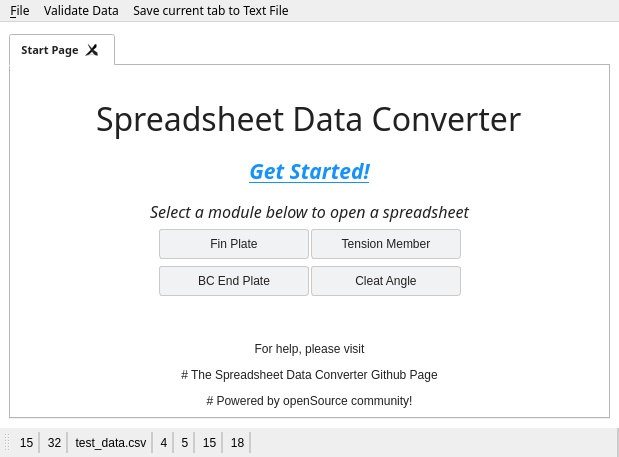
First picture: the form in ui/mainwindow.ui, repository meghasankhlecha/Spreadsheet_Data_Converter, before the edit.
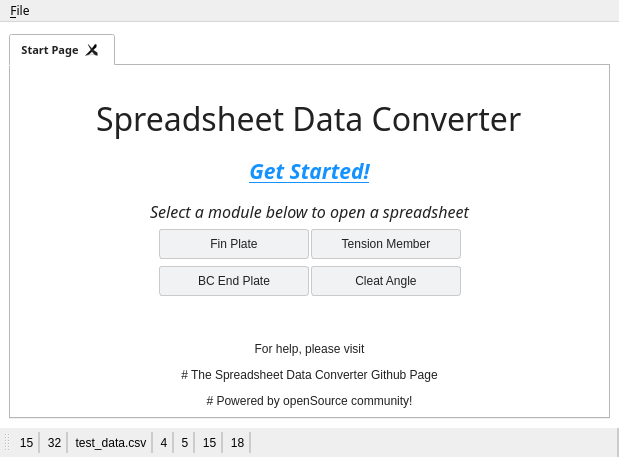
Second picture: the form after the edit. Icons and pictures are not drawn.

Commit message: Add mechanism for accessing current tab information

```diff
--- a/ui/mainwindow.ui
+++ b/ui/mainwindow.ui
@@ -422,36 +422,7 @@
     <addaction name="separator"/>
     <addaction name="action_exit"/>
    </widget>
-   <widget class="QMenu" name="menu_validate_data">
-    <property name="font">
-     <font>
-      <family>Arial</family>
-      <underline>false</underline>
-     </font>
-    </property>
-    <property name="autoFillBackground">
-     <bool>false</bool>
-    </property>
-    <property name="styleSheet">
-     <string notr="true"/>
-    </property>
-    <property name="title">
-     <string>Validate Data</string>
-    </property>
-   </widget>
-   <widget class="QMenu" name="menu_save_file">
-    <property name="font">
-     <font>
-      <family>Arial</family>
-     </font>
-    </property>
-    <property name="title">
-     <string>Save current tab to Text File</string>
-    </property>
-   </widget>
    <addaction name="menuFile"/>
-   <addaction name="menu_validate_data"/>
-   <addaction name="menu_save_file"/>
   </widget>
   <widget class="QToolBar" name="toolbar_bottom_info">
    <property name="windowTitle">
```
Left out of the diff: 42 changed lines with no effect on the pictures. The commit also changes 1 other file.
